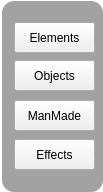
This is Scripts/PropType.ui in Plij/Oulutest as Qt 5 draws it before an edit. The edited form follows.
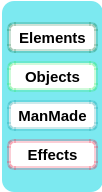
This is the edited form.

Diff of the .ui file:
```diff
--- a/Scripts/PropType.ui
+++ b/Scripts/PropType.ui
@@ -6,7 +6,7 @@
    <rect>
     <x>0</x>
     <y>0</y>
-    <width>103</width>
+    <width>102</width>
     <height>192</height>
    </rect>
   </property>
@@ -21,8 +21,57 @@
   </property>
   <property name="styleSheet">
    <string notr="true">QWidget#PropTypesMenu { background-color: transparent; }
-QFrame#frame { background-color: rgba(136, 136, 136, 200); border-radius: 12px;}
-</string>
+QFrame#frame { background-color: rgba(33, 217, 229, 150);
+ border-radius: 12px;}
+QPushButton#EffectBtn{
+color:black;
+background-color: white;
+ border-width: 4px;
+ border-color: rgba(237,29,63,55);
+ border-style: solid;
+ border-radius: 7;
+ padding: 3px;
+ font-size: 15px;
+font:bold;
+ padding-left: 5px;
+ padding-right: 5px;
+ }
+
+QPushButton#ElementBtn
+{color:black;
+background-color: white;
+ border-width: 4px;
+ border-color: rgba(21,122,69,55);
+ border-style: solid;
+ border-radius: 7;
+ padding: 3px;
+ font-size: 15px;
+font:bold;
+ padding-left: 5px;
+ padding-right: 5px;
+}
+QPushButton#ManMadeBtn{color:black;
+background-color: white;
+ border-width: 4px;
+ border-color: rgba(29,158,166,55);
+ border-style: solid;
+ border-radius: 7;
+ padding: 3px;
+ font-size: 15px;
+font:bold;
+ padding-left: 5px;
+ padding-right: 5px;}
+QPushButton#ObjectBtn{color:black;
+background-color: white;
+ border-width: 4px;
+ border-color: rgba(36,233,87,55);
+ border-style: solid;
+ border-radius: 7;
+ padding: 3px;
+ font-size: 15px;
+font:bold;
+ padding-left: 5px;
+ padding-right: 5px;}</string>
   </property>
   <widget class="QFrame" name="frame">
    <property name="geometry">
@@ -42,9 +91,9 @@
    <widget class="QPushButton" name="ManMadeBtn">
     <property name="geometry">
      <rect>
-      <x>12</x>
+      <x>5</x>
       <y>99</y>
-      <width>81</width>
+      <width>91</width>
       <height>31</height>
      </rect>
     </property>
@@ -58,9 +107,9 @@
    <widget class="QPushButton" name="ObjectBtn">
     <property name="geometry">
      <rect>
-      <x>12</x>
-      <y>59</y>
-      <width>81</width>
+      <x>5</x>
+      <y>60</y>
+      <width>91</width>
       <height>31</height>
      </rect>
     </property>
@@ -74,9 +123,9 @@
    <widget class="QPushButton" name="ElementBtn">
     <property name="geometry">
      <rect>
-      <x>12</x>
+      <x>5</x>
       <y>21</y>
-      <width>81</width>
+      <width>91</width>
       <height>31</height>
      </rect>
     </property>
@@ -93,9 +142,9 @@
    <widget class="QPushButton" name="EffectBtn">
     <property name="geometry">
      <rect>
-      <x>12</x>
+      <x>5</x>
       <y>138</y>
-      <width>81</width>
+      <width>91</width>
       <height>31</height>
      </rect>
     </property>
```
